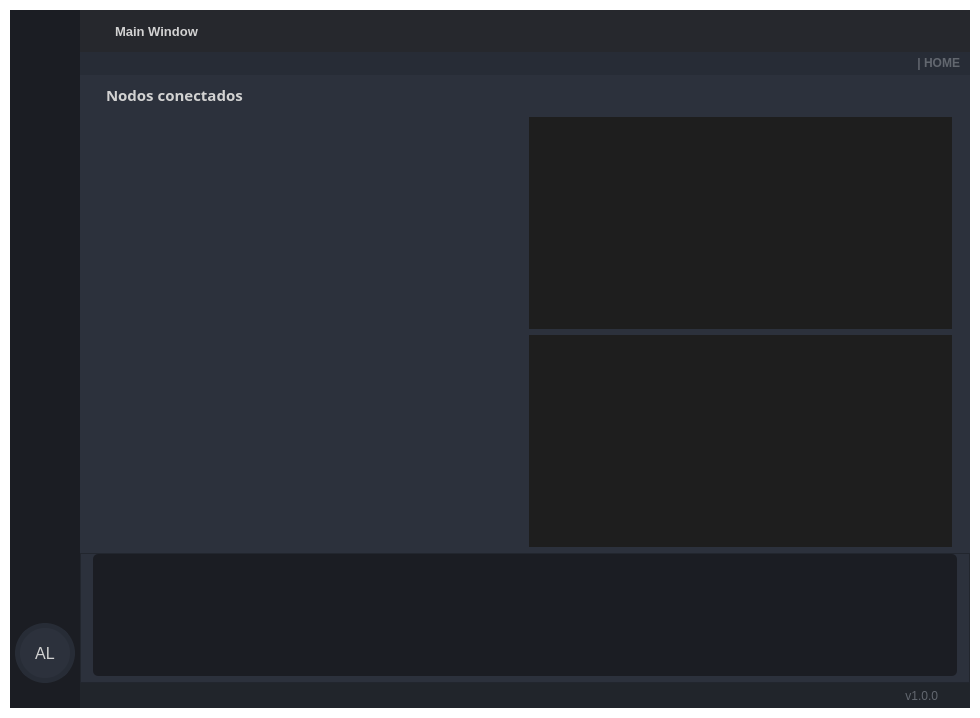
First picture: the form in visuals/GUI_BASE.ui, repository dariolggomez/HEATS-BOARD, before the edit.
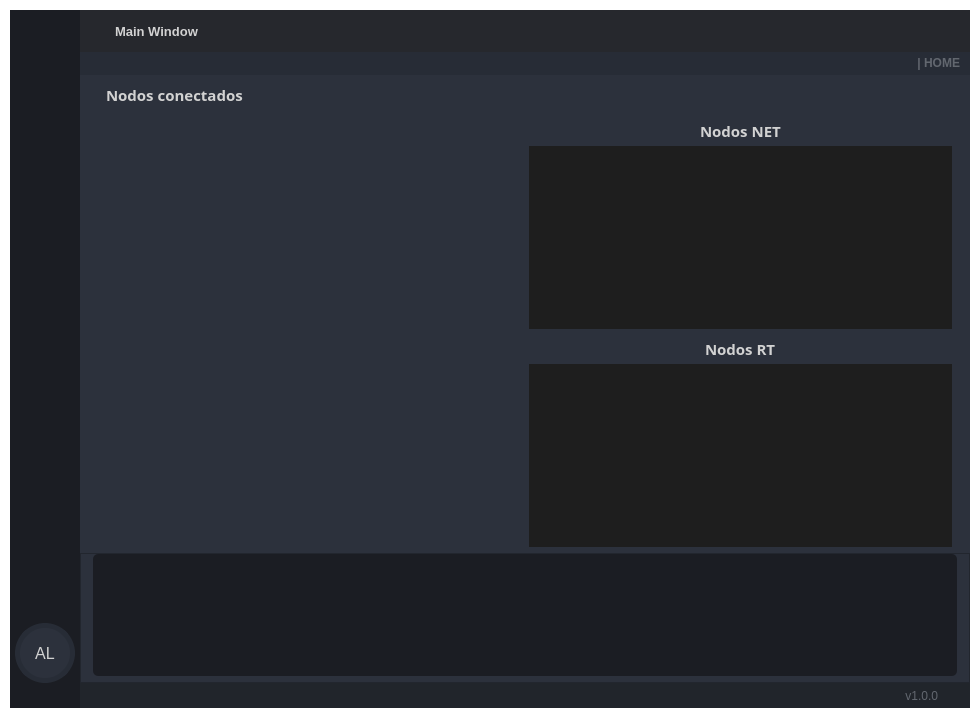
Second picture: the form after the edit. The open tabs and pages were chosen to show the change. Icons and pictures are not drawn.

Commit message: updated nodes centre interface

What changed in the file:
```diff
--- a/visuals/GUI_BASE.ui
+++ b/visuals/GUI_BASE.ui
@@ -1786,6 +1786,9 @@
                                 <enum>QFrame::Raised</enum>
                                </property>
                                <layout class="QVBoxLayout" name="verticalLayout_33">
+                                <property name="spacing">
+                                 <number>4</number>
+                                </property>
                                 <property name="leftMargin">
                                  <number>0</number>
                                 </property>
@@ -1798,6 +1801,30 @@
                                 <property name="bottomMargin">
                                  <number>0</number>
                                 </property>
+                                <item alignment="Qt::AlignHCenter">
+                                 <widget class="QLabel" name="label_7">
+                                  <property name="maximumSize">
+                                   <size>
+                                    <width>16777215</width>
+                                    <height>25</height>
+                                   </size>
+                                  </property>
+                                  <property name="font">
+                                   <font>
+                                    <family>Segoe UI Semibold</family>
+                                    <pointsize>11</pointsize>
+                                    <weight>75</weight>
+                                    <bold>true</bold>
+                                   </font>
+                                  </property>
+                                  <property name="text">
+                                   <string>Nodos NET</string>
+                                  </property>
+                                  <property name="alignment">
+                                   <set>Qt::AlignBottom|Qt::AlignLeading|Qt::AlignLeft</set>
+                                  </property>
+                                 </widget>
+                                </item>
                                 <item>
                                  <widget class="QTableWidget" name="netNodeStatusTable">
                                   <property name="enabled">
@@ -2171,6 +2198,9 @@
                                 <enum>QFrame::Raised</enum>
                                </property>
                                <layout class="QVBoxLayout" name="verticalLayout_36">
+                                <property name="spacing">
+                                 <number>4</number>
+                                </property>
                                 <property name="leftMargin">
                                  <number>0</number>
                                 </property>
@@ -2183,6 +2213,30 @@
                                 <property name="bottomMargin">
                                  <number>0</number>
                                 </property>
+                                <item alignment="Qt::AlignHCenter">
+                                 <widget class="QLabel" name="label_8">
+                                  <property name="maximumSize">
+                                   <size>
+                                    <width>16777215</width>
+                                    <height>25</height>
+                                   </size>
+                                  </property>
+                                  <property name="font">
+                                   <font>
+                                    <family>Segoe UI Semibold</family>
+                                    <pointsize>11</pointsize>
+                                    <weight>75</weight>
+                                    <bold>true</bold>
+                                   </font>
+                                  </property>
+                                  <property name="text">
+                                   <string>Nodos RT</string>
+                                  </property>
+                                  <property name="alignment">
+                                   <set>Qt::AlignBottom|Qt::AlignLeading|Qt::AlignLeft</set>
+                                  </property>
+                                 </widget>
+                                </item>
                                 <item>
                                  <widget class="QTableWidget" name="rtNodeStatusTable">
                                   <property name="enabled">
```
Left out of the diff: 2 changed lines with no effect on the pictures. The commit also changes 1 other file.
